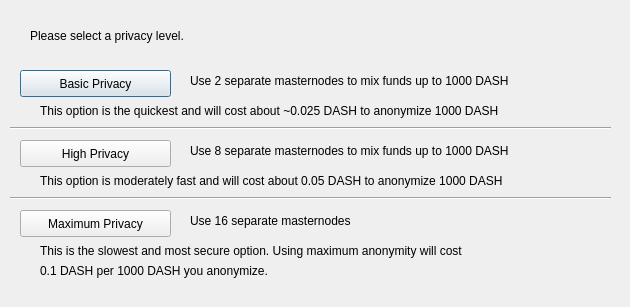
jesusleon1995/dashfork_test, file src/qt/forms/darksendconfig.ui: the form before one commit.
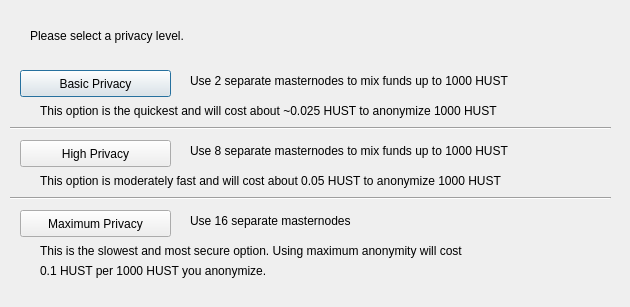
The form after the commit.

Patch:
```diff
--- a/src/qt/forms/darksendconfig.ui
+++ b/src/qt/forms/darksendconfig.ui
@@ -75,7 +75,7 @@
     </rect>
    </property>
    <property name="text">
-    <string>Use 2 separate masternodes to mix funds up to 1000 DASH</string>
+    <string>Use 2 separate masternodes to mix funds up to 1000 HUST</string>
    </property>
   </widget>
   <widget class="QLabel" name="label_3">
@@ -88,7 +88,7 @@
     </rect>
    </property>
    <property name="text">
-    <string>Use 8 separate masternodes to mix funds up to 1000 DASH</string>
+    <string>Use 8 separate masternodes to mix funds up to 1000 HUST</string>
    </property>
   </widget>
   <widget class="QLabel" name="label_4">
@@ -114,7 +114,7 @@
     </rect>
    </property>
    <property name="text">
-    <string>This option is the quickest and will cost about ~0.025 DASH to anonymize 1000 DASH</string>
+    <string>This option is the quickest and will cost about ~0.025 HUST to anonymize 1000 HUST</string>
    </property>
   </widget>
   <widget class="QLabel" name="label_7">
@@ -127,7 +127,7 @@
     </rect>
    </property>
    <property name="text">
-    <string>This option is moderately fast and will cost about 0.05 DASH to anonymize 1000 DASH</string>
+    <string>This option is moderately fast and will cost about 0.05 HUST to anonymize 1000 HUST</string>
    </property>
   </widget>
   <widget class="QLabel" name="label_8">
@@ -153,7 +153,7 @@
     </rect>
    </property>
    <property name="text">
-    <string>0.1 DASH per 1000 DASH you anonymize.</string>
+    <string>0.1 HUST per 1000 HUST you anonymize.</string>
    </property>
   </widget>
   <widget class="Line" name="line">
```
